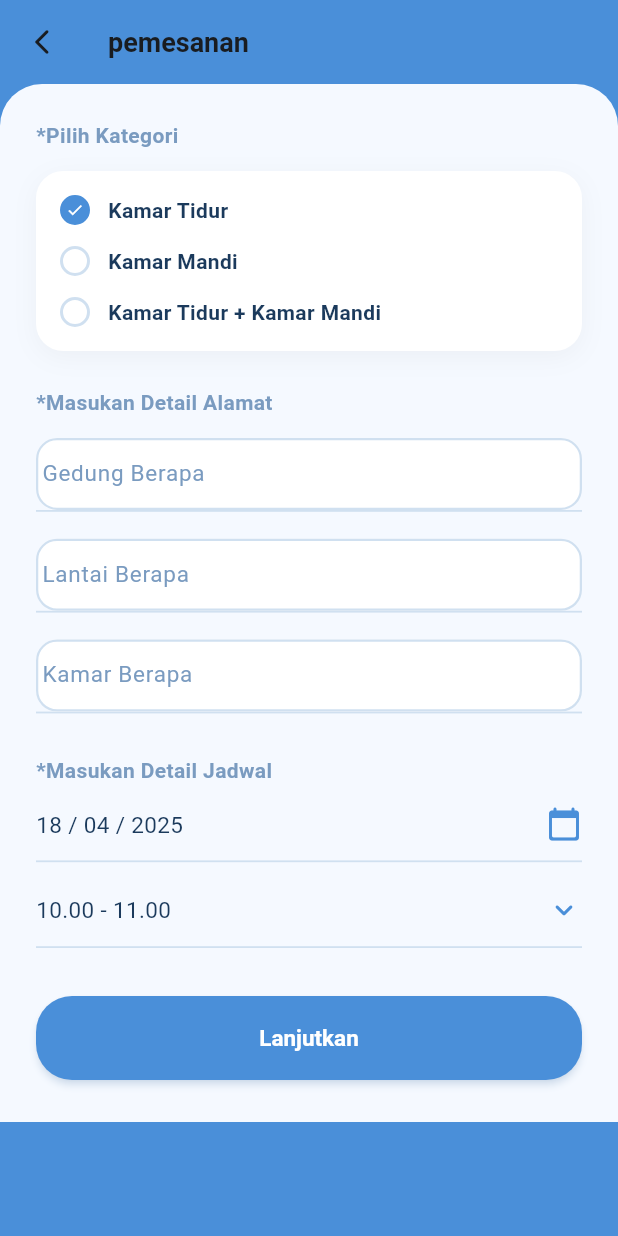
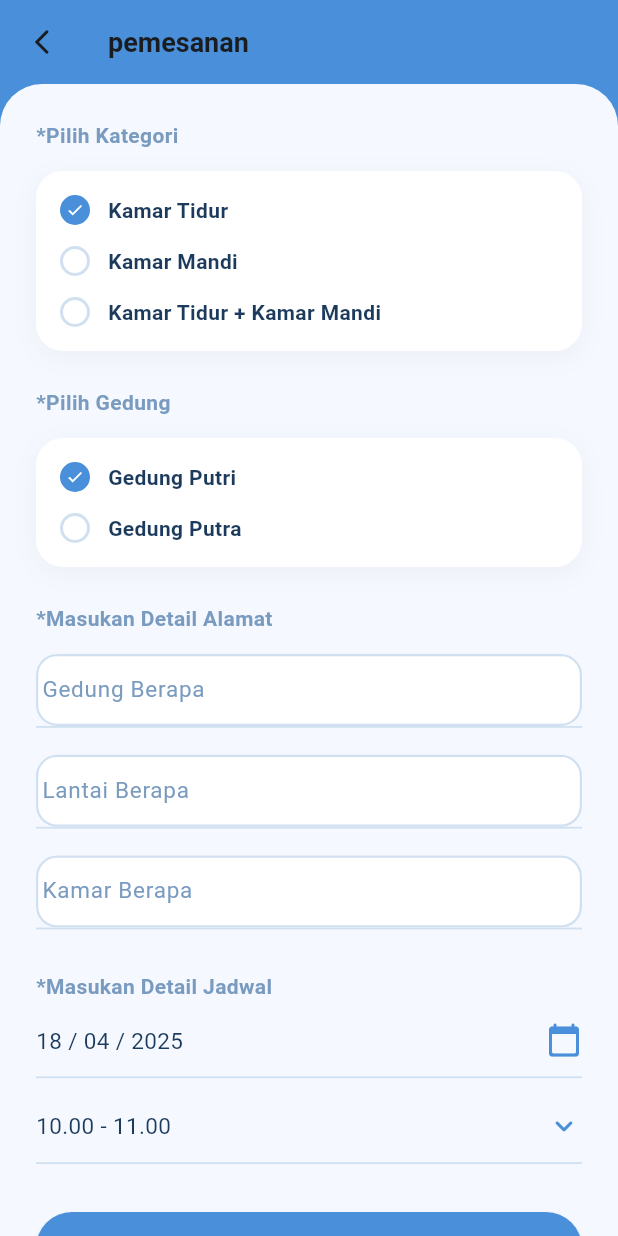
Before and after one commit to revanzayyan/cleanbee, a Flutter app: the BookingScreen screen opened directly, on a phone screen of 412 x 824 dp. Run offline on Flutter 3.47's test engine with Material 3 defaults, Android fonts, the light colour scheme and no system bars; our stand-ins replace firebase_auth, firebase_core, google_sign_in; accounts and stored records are empty.

Commit message:
select box unutk gedung

```diff
--- a/lib/screens/booking_screen.dart
+++ b/lib/screens/booking_screen.dart
@@ -16,6 +16,7 @@ class _BookingScreenState extends State<BookingScreen> {
   String _selectedCategory = 'Kamar Tidur';
   DateTime _selectedDate = DateTime(2025, 4, 18);
   String _selectedTime = '10.00 - 11.00';
+  String _selectedBuildingType = 'Gedung Putri';
 
   @override
   void dispose() {
@@ -178,6 +179,50 @@ class _BookingScreenState extends State<BookingScreen> {
     );
   }
 
+  Widget _buildingTypeItem(String value) {
+    final isSelected = _selectedBuildingType == value;
+    return GestureDetector(
+      onTap: () => setState(() => _selectedBuildingType = value),
+      child: Row(
+        children: [
+          Container(
+            width: 20,
+            height: 20,
+            decoration: BoxDecoration(
+              shape: BoxShape.circle,
+              border: Border.all(
+                color: isSelected
+                    ? Color(AppConstants.primaryColor)
+                    : Color(AppConstants.inputBorder),
+                width: 2,
+              ),
+              color:
+                  isSelected ? Color(AppConstants.primaryColor) : Colors.white,
+            ),
+            child: isSelected
+                ? const Center(
+                    child: Icon(
+                      Icons.check,
+                      size: 12,
+                      color: Colors.white,
+                    ),
+                  )
+                : null,
+          ),
+          const SizedBox(width: 12),
+          Text(
+            value,
+            style: TextStyle(
+              fontSize: 14,
+              fontWeight: FontWeight.w600,
+              color: Color(AppConstants.textDark),
+            ),
+          ),
+        ],
+      ),
+    );
+  }
+
   Widget _underlineField(
       {required String hint, required TextEditingController controller}) {
     return Container(
@@ -250,6 +295,30 @@ class _BookingScreenState extends State<BookingScreen> {
                     _categoryItem('Kamar Mandi'),
                     const SizedBox(height: 14),
                     _categoryItem('Kamar Tidur + Kamar Mandi'),
+                  ],
+                ),
+              ),
+              const SizedBox(height: 24),
+              _sectionTitle('*Pilih Gedung'),
+              const SizedBox(height: 14),
+              Container(
+                padding: const EdgeInsets.all(16),
+                decoration: BoxDecoration(
+                  color: Colors.white,
+                  borderRadius: BorderRadius.circular(18),
+                  boxShadow: [
+                    BoxShadow(
+                      color: Colors.black.withOpacity(0.04),
+                      blurRadius: 14,
+                      offset: const Offset(0, 4),
+                    ),
+                  ],
+                ),
+                child: Column(
+                  children: [
+                    _buildingTypeItem('Gedung Putri'),
+                    const SizedBox(height: 14),
+                    _buildingTypeItem('Gedung Putra'),
                   ],
                 ),
               ),
@@ -328,7 +397,7 @@ class _BookingScreenState extends State<BookingScreen> {
                 child: ElevatedButton(
                   onPressed: () {
                     final message =
-                        'Lanjutkan pemesanan untuk $_selectedCategory pada $_formattedDate, $_selectedTime';
+                        'Lanjutkan pemesanan untuk $_selectedCategory di $_selectedBuildingType pada $_formattedDate, $_selectedTime';
                     ScaffoldMessenger.of(context).showSnackBar(
                       SnackBar(content: Text(message)),
                     );
--- a/lib/screens/dashboard_screen.dart
+++ b/lib/screens/dashboard_screen.dart
@@ -2,6 +2,7 @@ import 'package:flutter/material.dart';
 import '../utils/constants.dart';
 import '../widgets/custom_bottom_nav.dart';
 import '../services/auth_service.dart';
+import 'booking_screen.dart';
 
 class DashboardScreen extends StatefulWidget {
   const DashboardScreen({super.key});
@@ -283,7 +284,16 @@ class _DashboardScreenState extends State<DashboardScreen> {
 
   Widget _featureCard({required IconData icon, required String label}) {
     return GestureDetector(
-      onTap: () {},
+      onTap: () {
+        if (label == 'Memesan') {
+          Navigator.push(
+            context,
+            MaterialPageRoute(
+              builder: (context) => const BookingScreen(),
+            ),
+          );
+        }
+      },
       child: Container(
         padding: const EdgeInsets.symmetric(vertical: 20),
         decoration: BoxDecoration(
```
